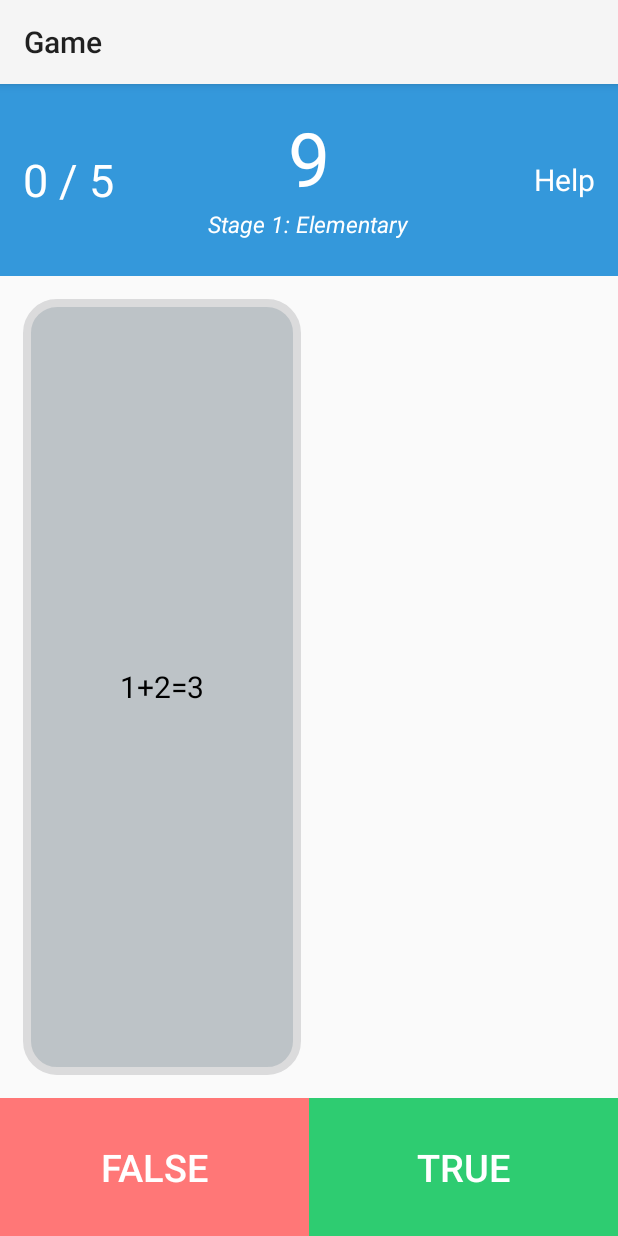
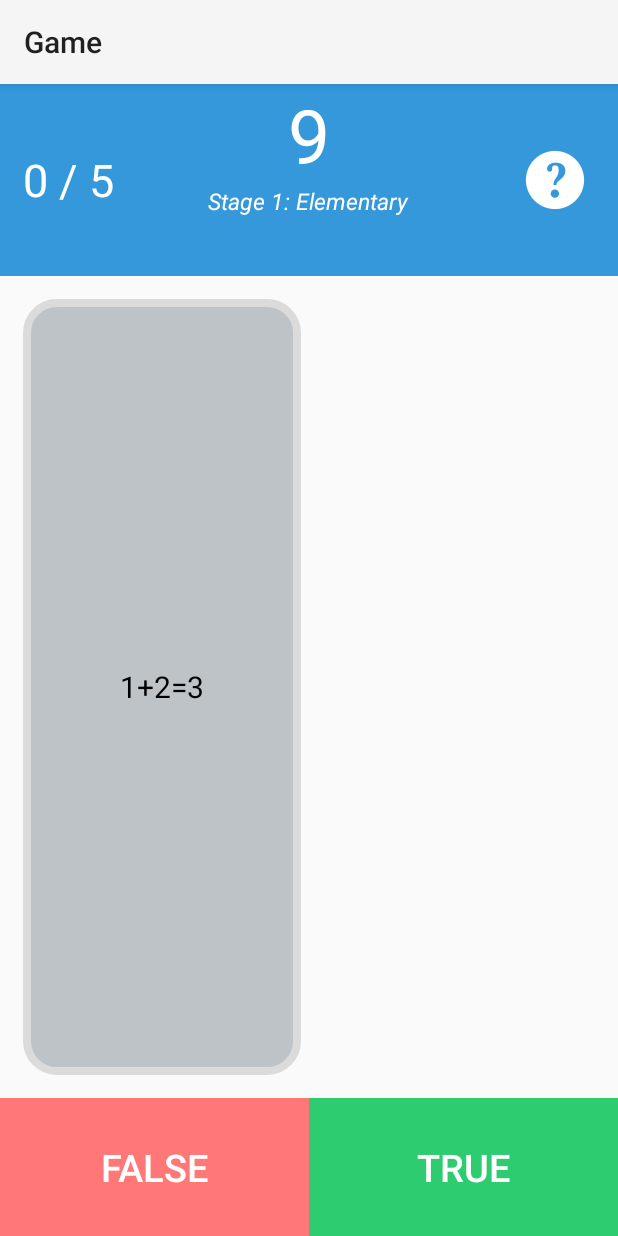
Before and after one commit to taingmeng/walaoeh, an Android app: the Timeline screen opened directly, with no data from a screen before it, after a tap on an icon or button, on a phone screen of 412 x 824 dp. Run offline under Robolectric (Android 15) with nearby library versions, the phone set to English and light mode, and no system bars.

Commit message:
fix table layout bugs

```diff
--- a/app/src/main/java/com/example/walaoeh/Game.java
+++ b/app/src/main/java/com/example/walaoeh/Game.java
@@ -33,7 +33,8 @@ public class Game extends Activity {
     private Button btn_true, btn_false;
     private RelativeLayout layout_left, layout_right;
     private ImageView logic_sign;
-    private TextView tvTimer, tvScore, tvQuestionLeft, tvQuestionRight, tvMessage, tvHelp, tvStage;
+    private TextView tvTimer, tvScore, tvQuestionLeft, tvQuestionRight, tvMessage, tvStage;
+    private ImageButton helpButton;
 
     private int logicType;
     private CountDownTimer cdTimer;
@@ -82,8 +83,9 @@ public class Game extends Activity {
                 checkAnswer(false);
             }
         });
-        tvHelp = (TextView)findViewById(R.id.tv_help);
-        tvHelp.setOnClickListener(new View.OnClickListener() {
+
+        helpButton = (ImageButton) findViewById(R.id.help_button);
+        helpButton.setOnClickListener(new View.OnClickListener() {
             @Override
             public void onClick(View v) {
                 stopTimer=true;
--- a/app/src/main/java/com/example/walaoeh/Timeline.java
+++ b/app/src/main/java/com/example/walaoeh/Timeline.java
@@ -23,6 +23,8 @@ public class Timeline extends Activity {
     private int stage;
     private int level;
 
+    TableLayout timelineLayout;
+
     @Override
     protected void onCreate(Bundle savedInstanceState) {
         super.onCreate(savedInstanceState);
@@ -38,7 +40,7 @@ public class Timeline extends Activity {
 
     private void createTableLayout() {
 
-        TableLayout timelineLayout = (TableLayout) findViewById(R.id.activity_timeline_layout);
+        timelineLayout = (TableLayout) findViewById(R.id.activity_timeline_layout);
         int numRows = (stage < 9) ? 3 : (int)Math.ceil((float)stage/3);
         int maxDoors = (stage < 9) ? 9 : stage;
 
@@ -104,6 +106,7 @@ public class Timeline extends Activity {
         int stageLevel = Pref.getPlayerStage();
         if(this.stage != stageLevel) {
             this.stage = stageLevel;
+            timelineLayout.removeAllViews();
             createTableLayout();
         }
     }
--- a/app/src/main/res/layout/activity_game.xml
+++ b/app/src/main/res/layout/activity_game.xml
@@ -21,19 +21,8 @@
             android:text="0"
             android:layout_marginLeft="10dp"
             android:layout_marginRight="10dp"
-            android:layout_above="@+id/tv_stage"
+            android:layout_alignParentTop="true"
             android:layout_centerHorizontal="true" />
-
-        <TextView
-            android:id="@+id/tv_help"
-            android:layout_width="wrap_content"
-            android:layout_height="wrap_content"
-            android:layout_alignParentRight="true"
-            android:layout_centerVertical="true"
-            android:textSize="20sp"
-            android:textColor="@color/white"
-            android:layout_margin="5dp"
-            android:text="Help"/>
 
         <TextView
             android:id="@+id/score"
@@ -57,10 +46,19 @@
             android:text="Stage"
             android:layout_marginLeft="5dp"
             android:layout_marginRight="5dp"
-            android:layout_below="@+id/tv_help"
+            android:layout_below="@+id/tv_timer"
             android:layout_centerHorizontal="true" />
 
-        </RelativeLayout>
+        <ImageButton
+            android:layout_width="64dp"
+            android:layout_height="64dp"
+            android:id="@+id/help_button"
+            android:background="@android:color/transparent"
+            android:src="@drawable/help_64"
+            android:layout_centerVertical="true"
+            android:layout_alignParentEnd="true" />
+
+    </RelativeLayout>
 
     <RelativeLayout
         android:layout_width="match_parent"
@@ -81,6 +79,7 @@
                 android:layout_weight="1"
                 android:layout_margin="5dp"
                 android:background="@drawable/red_panel_background">
+
                 <TextView
                     android:id="@+id/tv_question_left"
                     android:layout_width="wrap_content"
@@ -93,7 +92,7 @@
                     android:textColor="@color/white"
                     android:text="Left Question"/>
 
-                </RelativeLayout>
+            </RelativeLayout>
 
             <RelativeLayout
                 android:id="@+id/layout_right"
@@ -115,7 +114,7 @@
                     android:text="Right Question"/>
 
             </RelativeLayout>
-            </LinearLayout>
+        </LinearLayout>
 
         <ImageView
             android:id="@+id/logic_sign"
```
Also changed, not shown: app/src/main/res/drawable-hdpi/help_32.png (added), app/src/main/res/drawable-hdpi/help_64.png (added).
